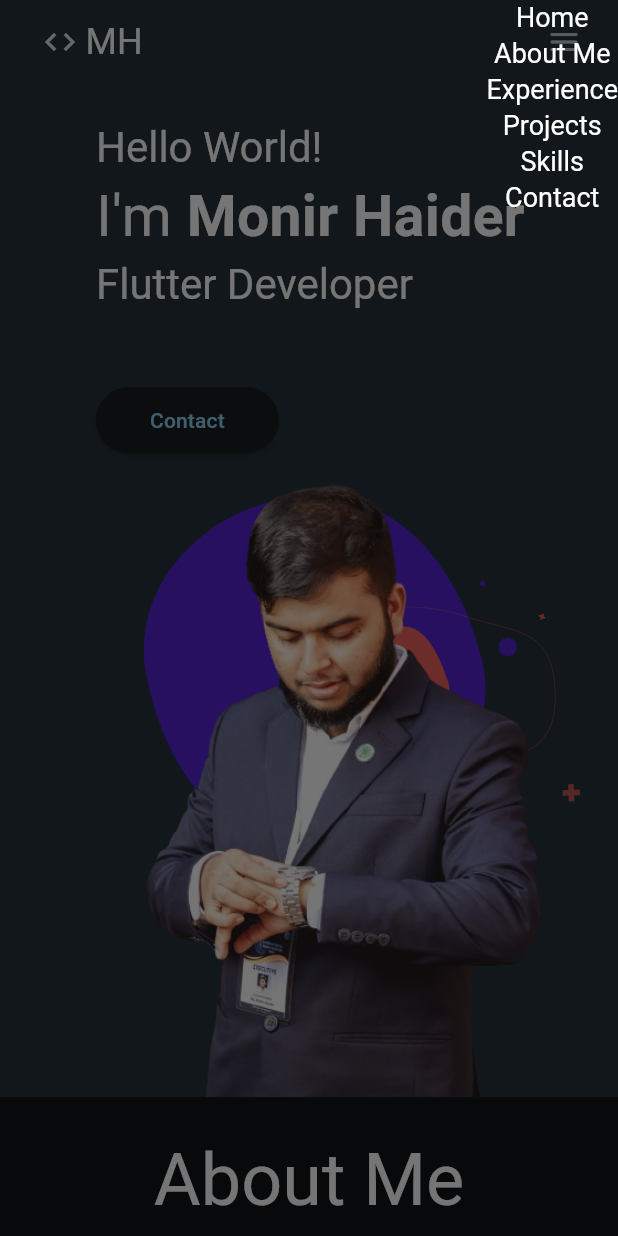
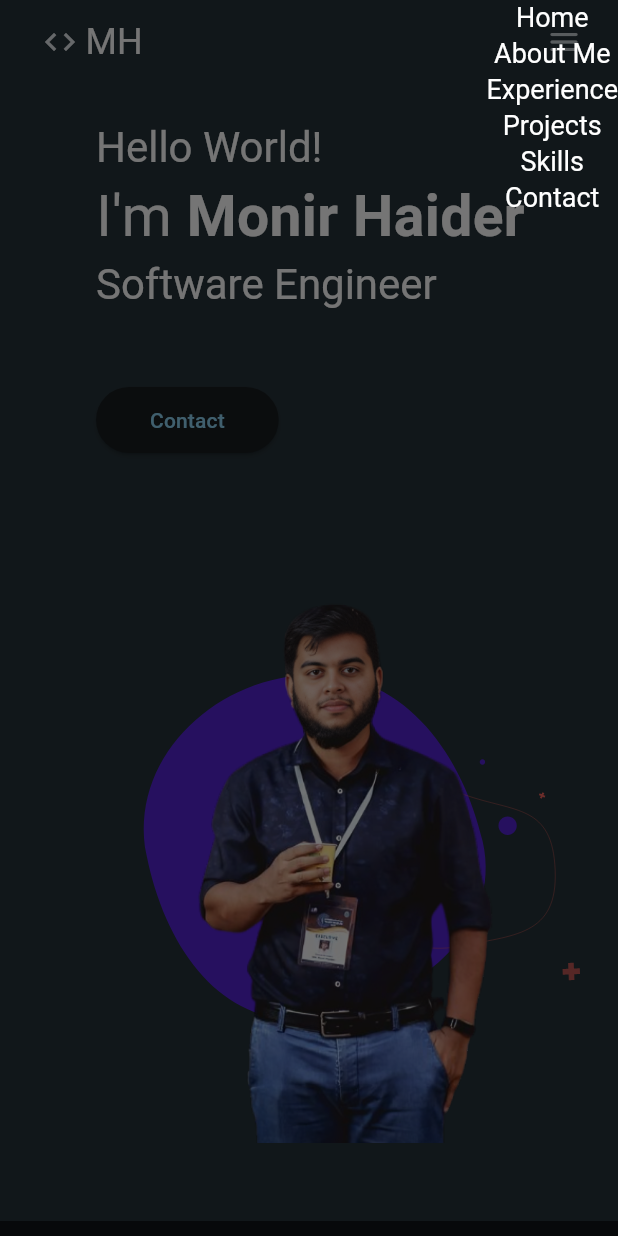
Before and after one commit to monirhelalee/portfolio_website_with_flutter, a Flutter app: the screen it shows after launch, after a tap on the "menu" icon, on a phone screen of 412 x 824 dp. Run offline on Flutter 3.47's test engine with Material 3 defaults, Android fonts, the phone set to English and light mode, and no system bars; our stand-ins replace flutter_svg, lottie; network calls fail.

```diff
--- a/lib/features/home/widgets/home_widget.dart
+++ b/lib/features/home/widgets/home_widget.dart
@@ -99,7 +99,7 @@ class HomeWidget extends StatelessWidget {
 
   Widget _flutterDev(context) {
     return Text(
-      "Flutter Developer",
+      "Software Engineer",
       style: Theme.of(context).textTheme.headlineSmall?.copyWith(
             fontSize: 28,
             color: Colors.white,
@@ -109,6 +109,7 @@ class HomeWidget extends StatelessWidget {
 
   Widget _animatedImage(context) {
     return Stack(
+      alignment: Alignment.center,
       children: [
         if (Responsive.isMobile(context))
           Lottie.asset(
@@ -117,9 +118,13 @@ class HomeWidget extends StatelessWidget {
         else
           Lottie.asset(
             'assets/image_background.json',
-            height: 500,
+            height: 400,
           ),
-        Image.asset('assets/my.png'),
+        Image.asset(
+          'assets/my2.png',
+          height: 500,
+          // height: 500,
+        ),
       ],
     );
   }
--- a/lib/features/home/widgets/skill_card_widget.dart
+++ b/lib/features/home/widgets/skill_card_widget.dart
@@ -26,7 +26,7 @@ class _SkillCartWidgetState extends State<SkillCartWidget> {
   double iconSizeMobile = 30;
   double iconSizeDesk = 60;
   double titleSizeMobile = 10;
-  double titleSizeDesk = 16;
+  double titleSizeDesk = 14;
   @override
   Widget build(BuildContext context) {
     return InkWell(
@@ -38,14 +38,14 @@ class _SkillCartWidgetState extends State<SkillCartWidget> {
           iconSizeMobile = 35;
           iconSizeDesk = 65;
           titleSizeMobile = 12;
-          titleSizeDesk = 18;
+          titleSizeDesk = 16;
         } else {
           mobileHeight = 90;
           deskHeight = 150;
           iconSizeMobile = 30;
           iconSizeDesk = 60;
           titleSizeMobile = 10;
-          titleSizeDesk = 16;
+          titleSizeDesk = 14;
         }
         setState(() {});
       },
@@ -53,7 +53,7 @@ class _SkillCartWidgetState extends State<SkillCartWidget> {
       child: AnimatedContainer(
         height: Responsive.isMobile(context) ? mobileHeight : deskHeight,
         width: Responsive.isMobile(context) ? mobileHeight : deskHeight,
-        padding: EdgeInsets.all(Responsive.isMobile(context) ? 12 : 20),
+        padding: EdgeInsets.all(Responsive.isMobile(context) ? 12 : 18),
         decoration: BoxDecoration(
           color: Colors.blueGrey.shade900,
           borderRadius: BorderRadius.circular(12),
```
Also changed, not shown: assets/my2.png (added), 5 other files.
